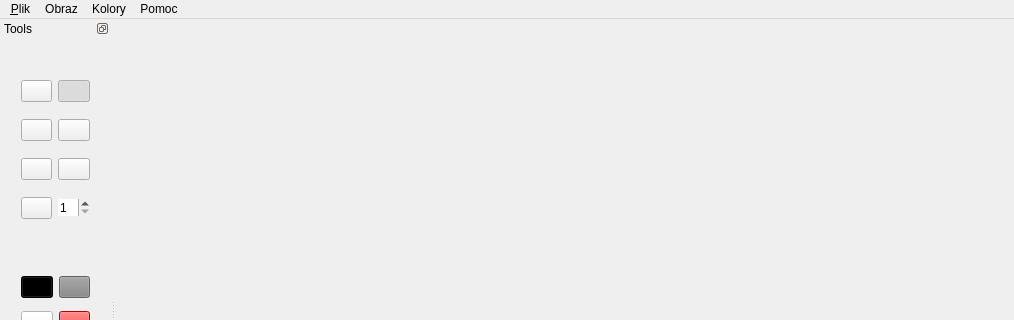
Above: Forms/MainWindow.ui from mroui/mini-paint before the change; both pictures show x 0 to 1014 and y 0 to 320 of the 1014 by 620 pixel window. Below: the same form after it.
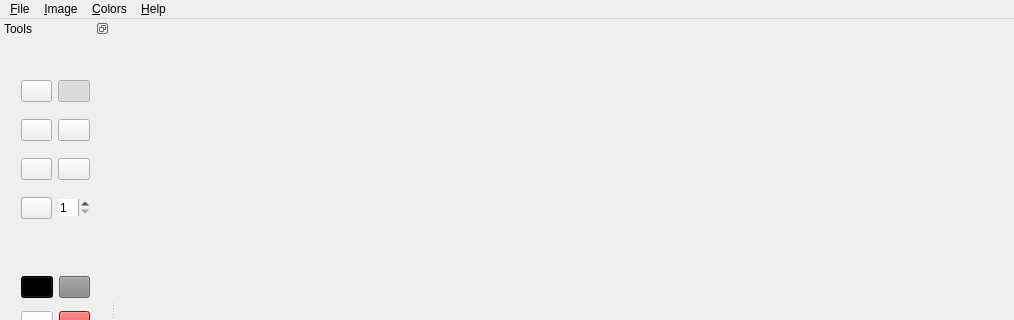
That is the form after the change. Icons and pictures are not drawn.

Commit message: Translate main window form interface to english

Patch:
```diff
--- a/Forms/MainWindow.ui
+++ b/Forms/MainWindow.ui
@@ -55,9 +55,9 @@
      <height>26</height>
     </rect>
    </property>
-   <widget class="QMenu" name="menu_File">
+   <widget class="QMenu" name="menuFile">
     <property name="title">
-     <string>&amp;Plik</string>
+     <string>&amp;File</string>
     </property>
     <addaction name="action_Nowy"/>
     <addaction name="separator"/>
@@ -66,15 +66,15 @@
     <addaction name="separator"/>
     <addaction name="actionZako_cz"/>
    </widget>
-   <widget class="QMenu" name="menuPomoc">
+   <widget class="QMenu" name="menuHelp">
     <property name="title">
-     <string>Pomoc</string>
+     <string>&amp;Help</string>
     </property>
     <addaction name="actionO_Oprogramie"/>
    </widget>
-   <widget class="QMenu" name="menuObraz">
+   <widget class="QMenu" name="menuImage">
     <property name="title">
-     <string>Obraz</string>
+     <string>&amp;Image</string>
     </property>
     <addaction name="actionWytnij"/>
     <addaction name="actionWklej"/>
@@ -86,16 +86,16 @@
     <addaction name="actionOdwr_kolory"/>
     <addaction name="actionWyczy_obraz"/>
    </widget>
-   <widget class="QMenu" name="menuKolory">
+   <widget class="QMenu" name="menuColors">
     <property name="title">
-     <string>Kolory</string>
+     <string>&amp;Colors</string>
     </property>
     <addaction name="actionZmie_kolor"/>
    </widget>
-   <addaction name="menu_File"/>
-   <addaction name="menuObraz"/>
-   <addaction name="menuKolory"/>
-   <addaction name="menuPomoc"/>
+   <addaction name="menuFile"/>
+   <addaction name="menuImage"/>
+   <addaction name="menuColors"/>
+   <addaction name="menuHelp"/>
   </widget>
   <widget class="QDockWidget" name="dockWidget">
    <property name="minimumSize">
```
Left out of the diff: 153 changed lines with no effect on the pictures.
